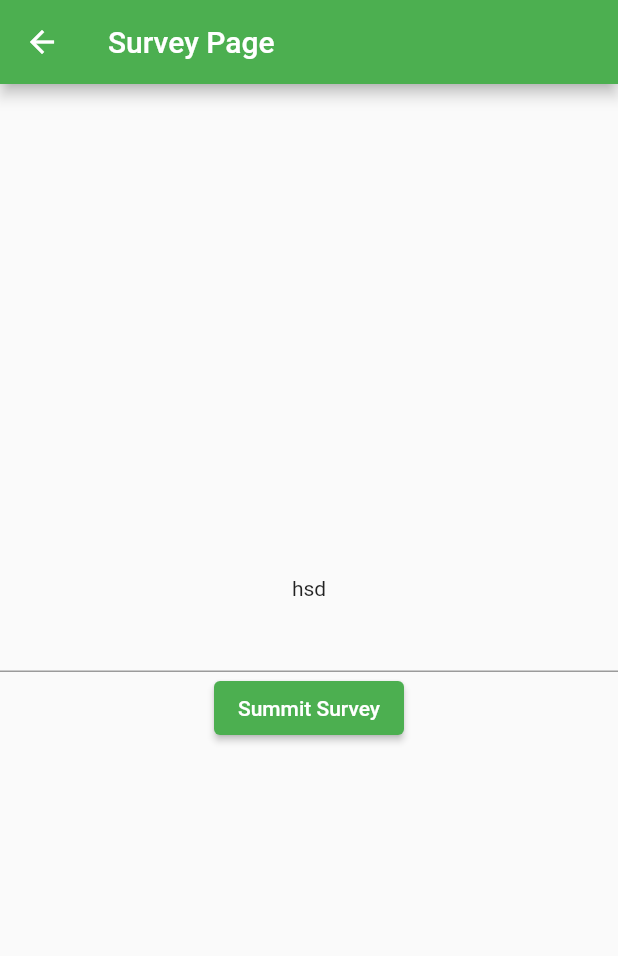
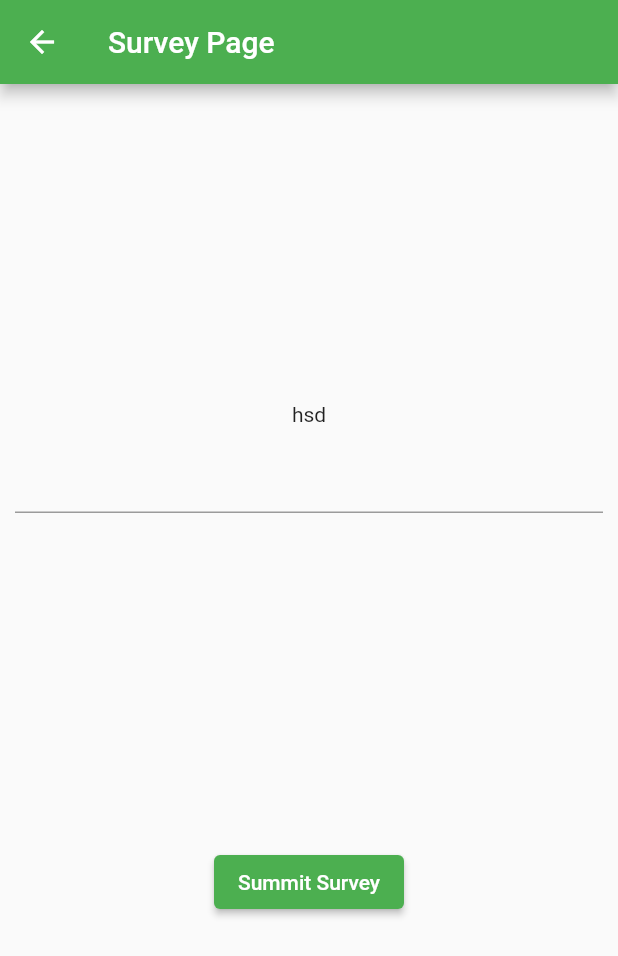
Before and after one commit to ekam-g/montyHacks2022, a Flutter app: the peopleadd screen opened directly, on a phone screen of 412 x 824 dp. Shown: the top 956 px of the screen. Run offline on Flutter 3.47's test engine with Material 2 defaults, Android fonts, the phone set to English and light mode, and no system bars; our stand-ins replace cloud_firestore, firebase_core; accounts and stored records are empty.

Commit message:
fasyufufd
sdfsghdg

```diff
--- a/lib/screens/peopleadd.dart
+++ b/lib/screens/peopleadd.dart
@@ -21,15 +21,20 @@ class _peopleadd extends State<peopleadd> {
         child: Column(
           mainAxisAlignment: MainAxisAlignment.center,
           children: <Widget>[
+            const Spacer(),
             const Text("hsd"),
-            TextField(
-              controller: myController,
-            ),
+            Padding(
+                padding: const EdgeInsets.all(10),
+                child: TextField(
+                  controller: myController,
+                )),
+            const Spacer(),
             ElevatedButton(
                 onPressed: () {
                   null;
                 },
                 child: const Text('Summit Survey')),
+            const Spacer(),
           ],
         ),
       ),
```
